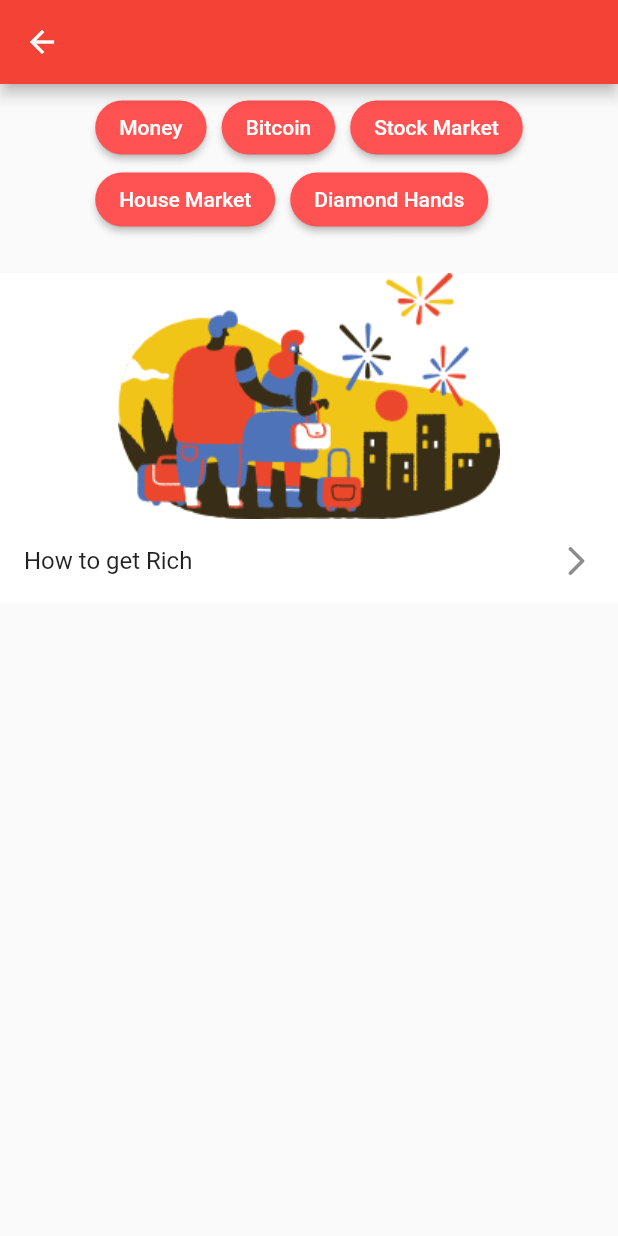
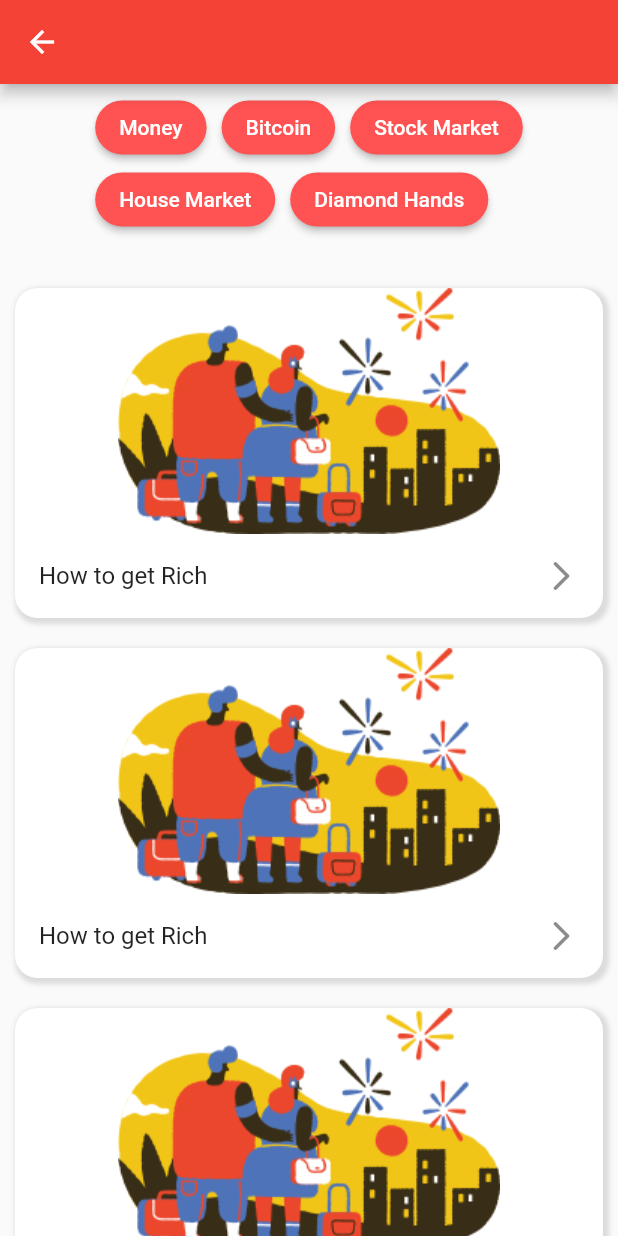
Before and after one commit to maazjnr/First-Flutter-App, a Flutter app: the HomePage screen opened directly, on a phone screen of 412 x 824 dp. Run offline on Flutter 3.47's test engine with Material 2 defaults, Android fonts, the phone set to English and light mode, and no system bars.

```diff
--- a/lib/home_page.dart
+++ b/lib/home_page.dart
@@ -1,4 +1,3 @@
-
 import 'package:flutter/material.dart';
 
 class HomePage extends StatelessWidget {
@@ -8,10 +7,12 @@ class HomePage extends StatelessWidget {
   Widget build(BuildContext context) {
     return Scaffold(
       appBar: AppBar(),
-      body: Column(
+      body: SingleChildScrollView(
+        child: Column(
           children: [
             Padding(
-            padding: const EdgeInsets.symmetric(horizontal: 10.0,vertical: 5.0),
+              padding:
+                  const EdgeInsets.symmetric(horizontal: 10.0, vertical: 5.0),
               child: Wrap(
                 spacing: 10,
                 children: [
@@ -63,17 +64,67 @@ class HomePage extends StatelessWidget {
                 ],
               ),
             ),
-
-         const SizedBox(height: 20.0,),
-
+            const SizedBox(
+              height: 20.0,
+            ),
             Container(
               width: double.infinity,
+              margin: const EdgeInsets.symmetric(horizontal: 10, vertical: 10),
+              decoration: BoxDecoration(
                   color: Colors.white,
-            child: Column(
-              children: [
+                  borderRadius: BorderRadius.circular(15),
+                  boxShadow: const [
+                    BoxShadow(
+                        color: Colors.black12,
+                        spreadRadius: 2,
+                        blurRadius: 2,
+                        offset: Offset(2, 2))
+                  ]),
+              child: Column(children: [
                 Image.asset("images/image1.png"),
-
-            const  ListTile(
+                const ListTile(
+                  title: Text("How to get Rich"),
+                  trailing: Icon(Icons.arrow_forward_ios_rounded),
+                )
+              ]),
+            ),
+                    Container(
+              width: double.infinity,
+              margin: const EdgeInsets.symmetric(horizontal: 10, vertical: 10),
+              decoration: BoxDecoration(
+                  color: Colors.white,
+                  borderRadius: BorderRadius.circular(15),
+                  boxShadow: const [
+                    BoxShadow(
+                        color: Colors.black12,
+                        spreadRadius: 2,
+                        blurRadius: 2,
+                        offset: Offset(2, 2))
+                  ]),
+              child: Column(children: [
+                Image.asset("images/image1.png"),
+                const ListTile(
+                  title: Text("How to get Rich"),
+                  trailing: Icon(Icons.arrow_forward_ios_rounded),
+                )
+              ]),
+            ),
+                    Container(
+              width: double.infinity,
+              margin: const EdgeInsets.symmetric(horizontal: 10, vertical: 10),
+              decoration: BoxDecoration(
+                  color: Colors.white,
+                  borderRadius: BorderRadius.circular(15),
+                  boxShadow: const [
+                    BoxShadow(
+                        color: Colors.black12,
+                        spreadRadius: 2,
+                        blurRadius: 2,
+                        offset: Offset(2, 2))
+                  ]),
+              child: Column(children: [
+                Image.asset("images/image1.png"),
+                const ListTile(
                   title: Text("How to get Rich"),
                   trailing: Icon(Icons.arrow_forward_ios_rounded),
                 )
@@ -81,6 +132,7 @@ class HomePage extends StatelessWidget {
             )
           ],
         ),
+      ),
     );
   }
 }
```
Lines whose indentation alone changed are shown as unchanged.
